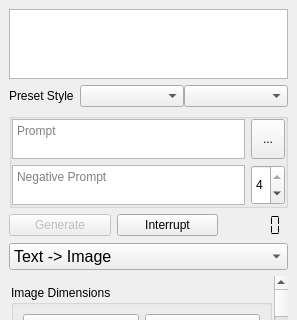
rainu/krita-leonardo-ai, file leonardo_ai/view/dock.ui: the form before one commit; both pictures show x 0 to 297 and y 0 to 320 of the 297 by 793 pixel window.
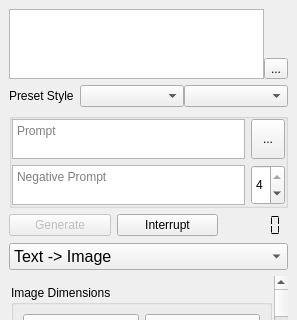
The form after the commit. Icons and pictures are not drawn.

Commit message: implement model search

Diff of the .ui file:
```diff
--- a/leonardo_ai/view/dock.ui
+++ b/leonardo_ai/view/dock.ui
@@ -22,6 +22,30 @@
   <widget class="QWidget" name="dockWidgetContents">
    <layout class="QVBoxLayout" name="verticalLayout">
     <item>
+     <widget class="QFrame" name="frame_15">
+      <property name="frameShape">
+       <enum>QFrame::NoFrame</enum>
+      </property>
+      <property name="frameShadow">
+       <enum>QFrame::Raised</enum>
+      </property>
+      <layout class="QHBoxLayout" name="horizontalLayout_3">
+       <property name="spacing">
+        <number>0</number>
+       </property>
+       <property name="leftMargin">
+        <number>0</number>
+       </property>
+       <property name="topMargin">
+        <number>0</number>
+       </property>
+       <property name="rightMargin">
+        <number>0</number>
+       </property>
+       <property name="bottomMargin">
+        <number>0</number>
+       </property>
+       <item>
      <widget class="QListWidget" name="lstModel">
       <property name="maximumSize">
        <size>
@@ -29,6 +53,19 @@
         <height>70</height>
        </size>
       </property>
+        </widget>
+       </item>
+       <item alignment="Qt::AlignBottom">
+        <widget class="QToolButton" name="btnModelSearch">
+         <property name="text">
+          <string>...</string>
+         </property>
+         <property name="icon">
+          <iconset theme="go-up"/>
+         </property>
+        </widget>
+       </item>
+      </layout>
      </widget>
     </item>
     <item>
```
Lines whose indentation alone changed are shown as unchanged. The commit also changes 13 other files.
